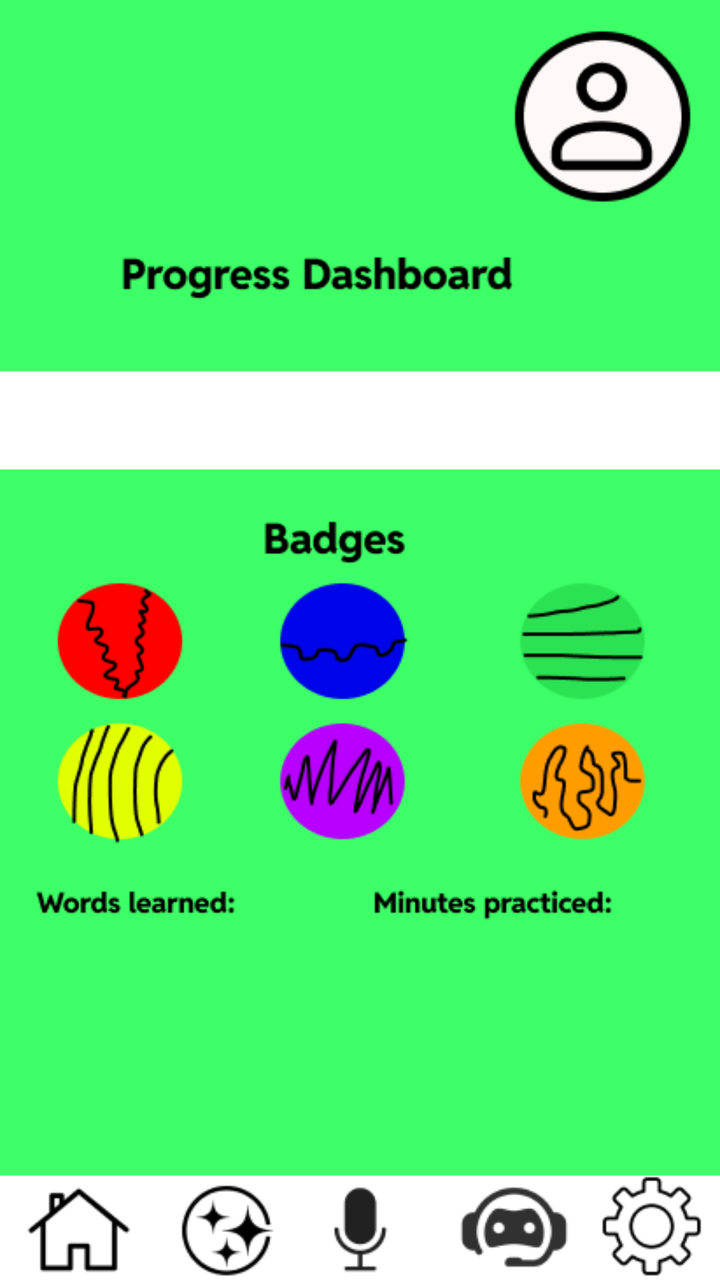
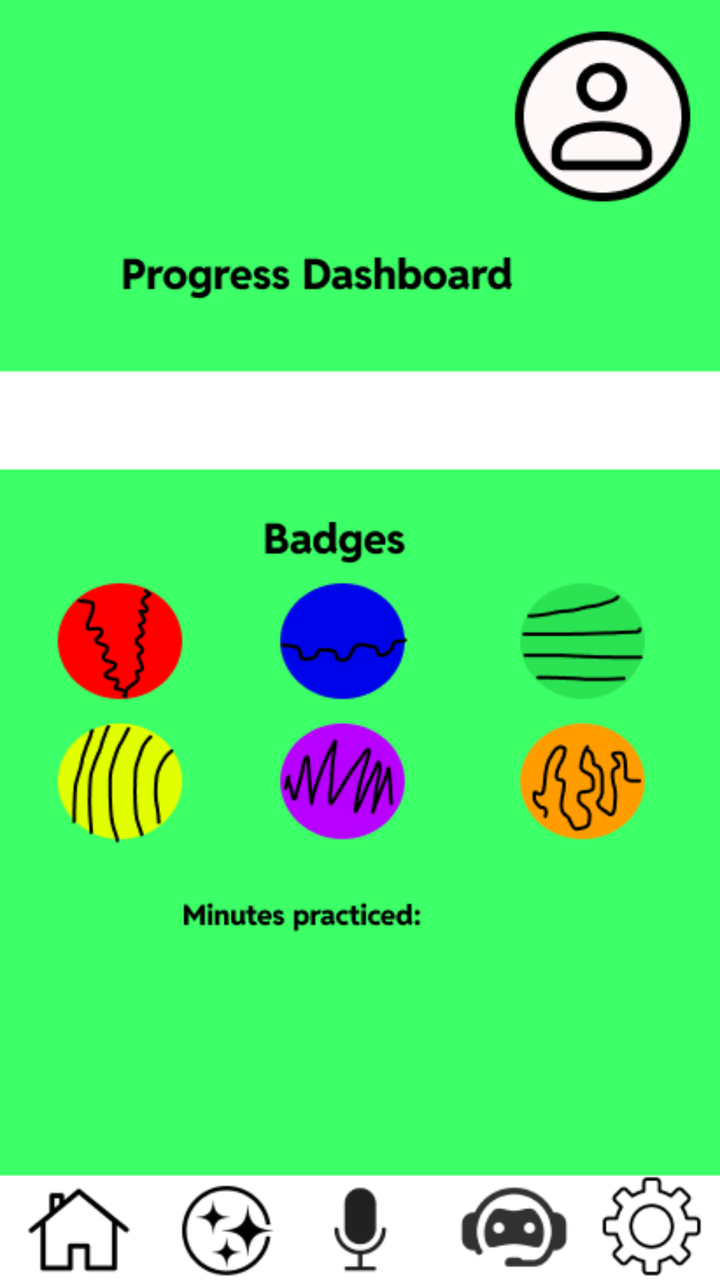

Before-and-after screenshots of an Android layout around one commit, followed by the original layout XML and the change that was made.
<!-- AndroidManifest.xml: application theme Theme.LangFusion -->
<!-- res/layout/progress_dashboard_screen.xml -->
<?xml version="1.0" encoding="utf-8"?>
<RelativeLayout xmlns:android="http://schemas.android.com/apk/res/android"
    android:layout_width="match_parent"
    android:layout_height="match_parent">

    <ImageView
        android:id="@+id/progress_dashboard_image"
        android:layout_width="match_parent"
        android:layout_height="match_parent"
        android:scaleType="centerCrop"
        android:src="@drawable/img_6"
        android:contentDescription="@drawable/img_6"
        />

</RelativeLayout>
<!-- resources referenced by this layout -->
<resources>
  <!-- drawable img_6: png bitmap (drawable, 30840 bytes) -->
  <style name="Theme.LangFusion" parent="android:Theme.Material.Light.NoActionBar" />
</resources>

<!-- the commit's change to res/layout/progress_dashboard_screen.xml (unified diff, before → after) -->
@@ -4,12 +4,12 @@
     android:layout_height="match_parent">
 
     <ImageView
-        android:id="@+id/progress_dashboard_image"
+        android:id="@+id/home_image"
         android:layout_width="match_parent"
         android:layout_height="match_parent"
         android:scaleType="centerCrop"
-        android:src="@drawable/img_6"
-        android:contentDescription="@drawable/img_6"
+        android:src="@drawable/progressdashboard"
+        android:contentDescription="@drawable/progressdashboard"
         />
 
 </RelativeLayout>
<!-- resource entries referenced after the edit -->
@@ -1,6 +1,6 @@
 <!-- resources referenced by this layout -->
 <resources>
-  <!-- drawable img_6: png bitmap (drawable, 30840 bytes) -->
+  <!-- drawable progressdashboard: png bitmap (drawable, 30033 bytes) -->
   <style name="Theme.LangFusion" parent="android:Theme.Material.Light.NoActionBar" />
 </resources>
 
